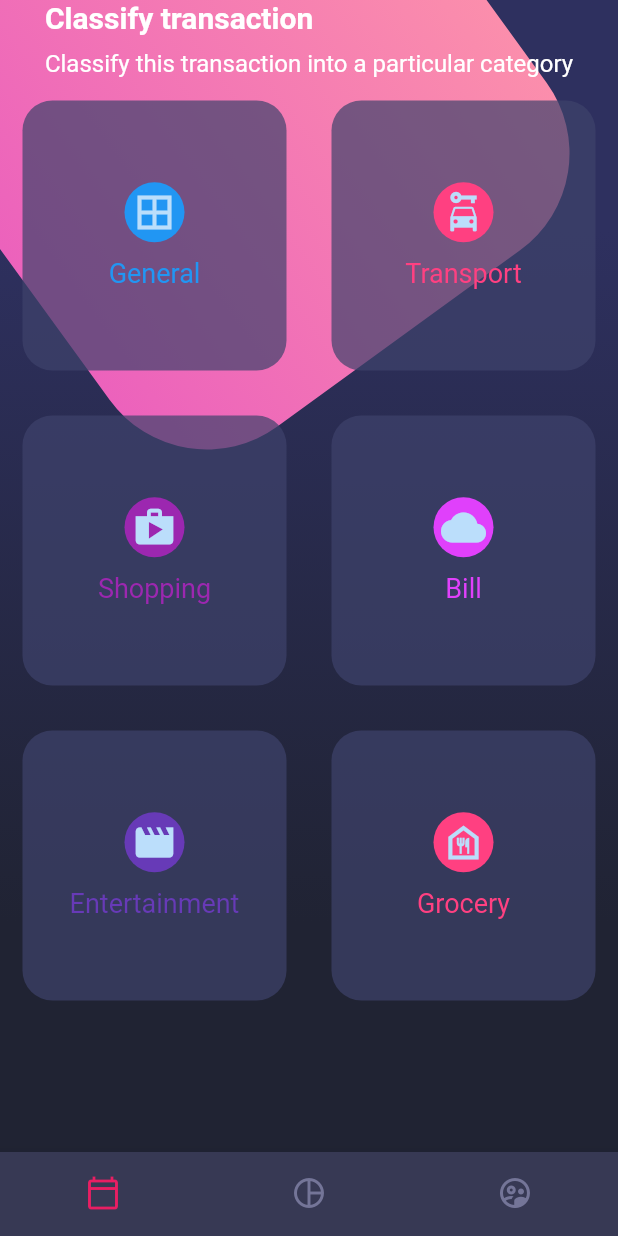
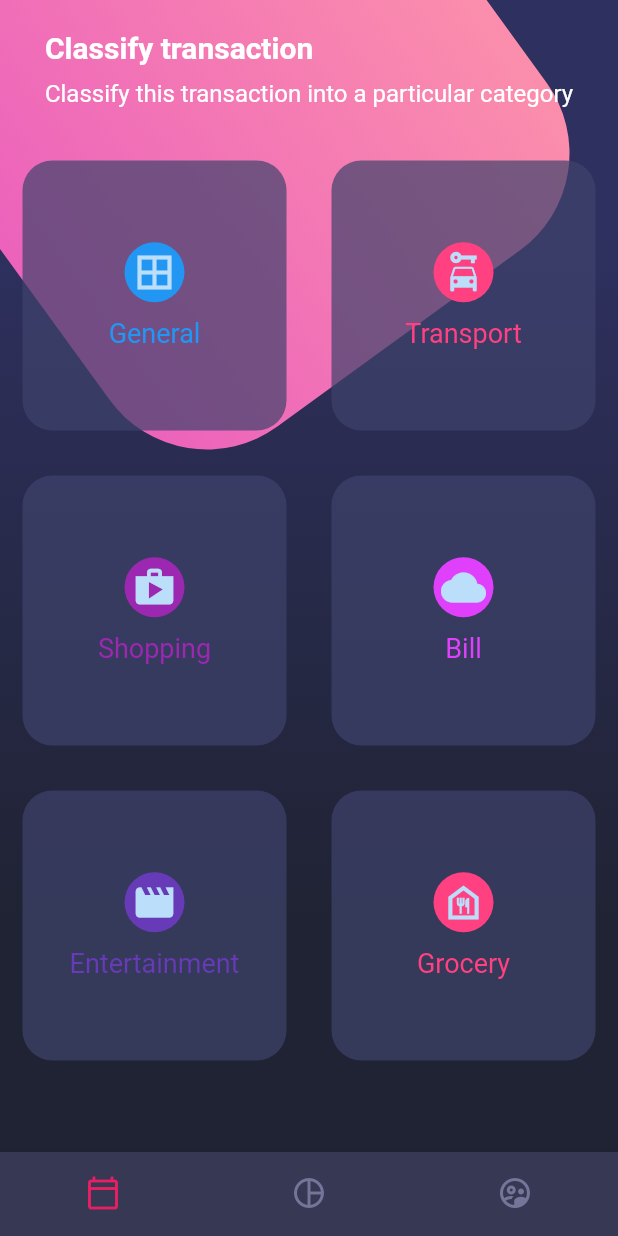
Before and after one commit to radamantis200/design_basic, a Flutter app: the screen it shows after launch, on a phone screen of 412 x 824 dp. Run offline on Flutter 3.47's test engine with Material 2 defaults, Android fonts, the phone set to English and light mode, and no system bars.

Commit message:
change margin -> padding

```diff
--- a/lib/widgets/page_title.dart
+++ b/lib/widgets/page_title.dart
@@ -8,7 +8,7 @@
     return SafeArea(
       bottom: false,
       child: Container(
-        margin: const EdgeInsets.symmetric(horizontal: 20),
+        padding: const EdgeInsets.all(20),
         child: Column(
           crossAxisAlignment: CrossAxisAlignment.start,
           children: const [
```
